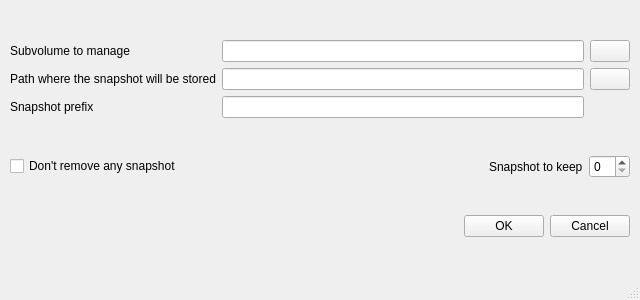
egara/buttermanager, file buttermanager/buttermanager/ui/SubvolumeWindow.ui: the form before one commit.
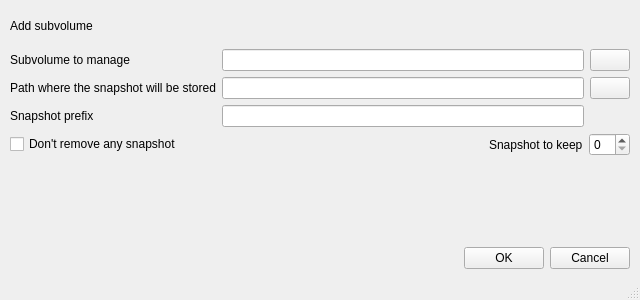
The form after the commit.

Commit message: Renaming all ButterManager windows titles to ButterManager. Adding some labels if needed in some windows

Diff of the .ui file:
```diff
--- a/buttermanager/buttermanager/ui/SubvolumeWindow.ui
+++ b/buttermanager/buttermanager/ui/SubvolumeWindow.ui
@@ -21,6 +21,45 @@
     <property name="rightMargin">
      <number>10</number>
     </property>
+    <item>
+     <spacer name="verticalSpacer_3">
+      <property name="orientation">
+       <enum>Qt::Vertical</enum>
+      </property>
+      <property name="sizeType">
+       <enum>QSizePolicy::Fixed</enum>
+      </property>
+      <property name="sizeHint" stdset="0">
+       <size>
+        <width>20</width>
+        <height>10</height>
+       </size>
+      </property>
+     </spacer>
+    </item>
+    <item>
+     <widget class="QLabel" name="label_add_subvolume">
+      <property name="text">
+       <string>Add subvolume</string>
+      </property>
+     </widget>
+    </item>
+    <item>
+     <spacer name="verticalSpacer_2">
+      <property name="orientation">
+       <enum>Qt::Vertical</enum>
+      </property>
+      <property name="sizeType">
+       <enum>QSizePolicy::Fixed</enum>
+      </property>
+      <property name="sizeHint" stdset="0">
+       <size>
+        <width>20</width>
+        <height>10</height>
+       </size>
+      </property>
+     </spacer>
+    </item>
     <item>
      <layout class="QVBoxLayout" name="verticalLayout">
       <item>
@@ -113,6 +152,19 @@
       </item>
      </layout>
     </item>
+    <item>
+     <spacer name="verticalSpacer">
+      <property name="orientation">
+       <enum>Qt::Vertical</enum>
+      </property>
+      <property name="sizeHint" stdset="0">
+       <size>
+        <width>20</width>
+        <height>40</height>
+       </size>
+      </property>
+     </spacer>
+    </item>
     <item>
      <layout class="QHBoxLayout" name="horizontalLayout_2">
       <item>
```
Left out of the diff: 2 changed lines with no effect on the pictures. The commit also changes 8 other files.
